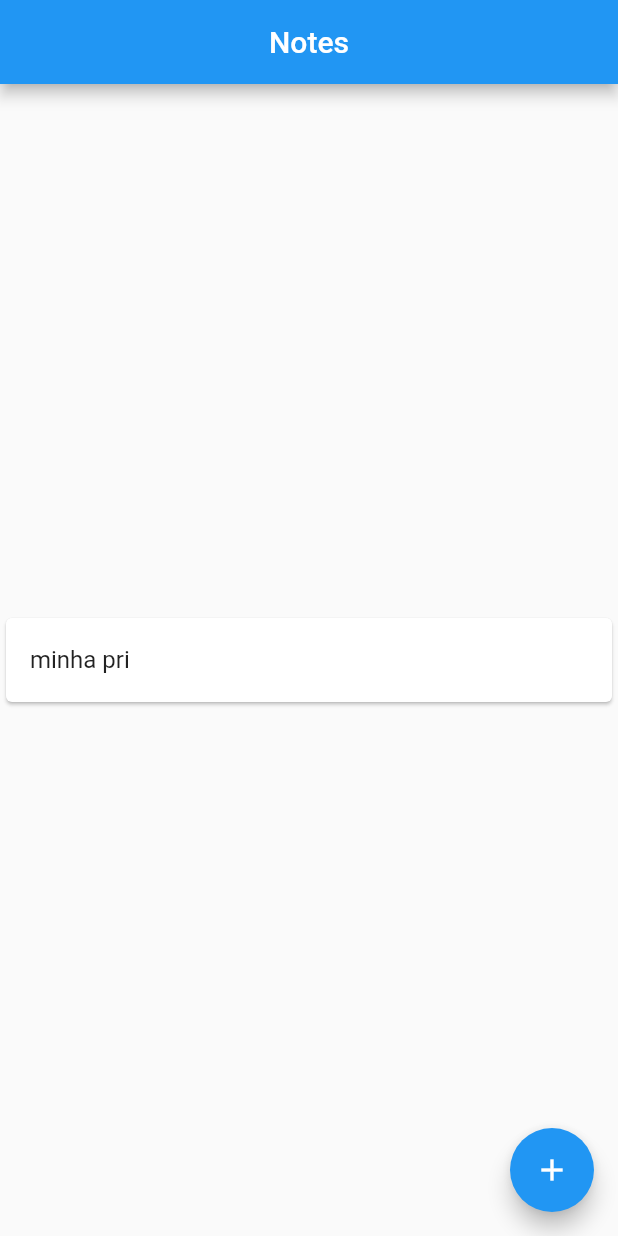
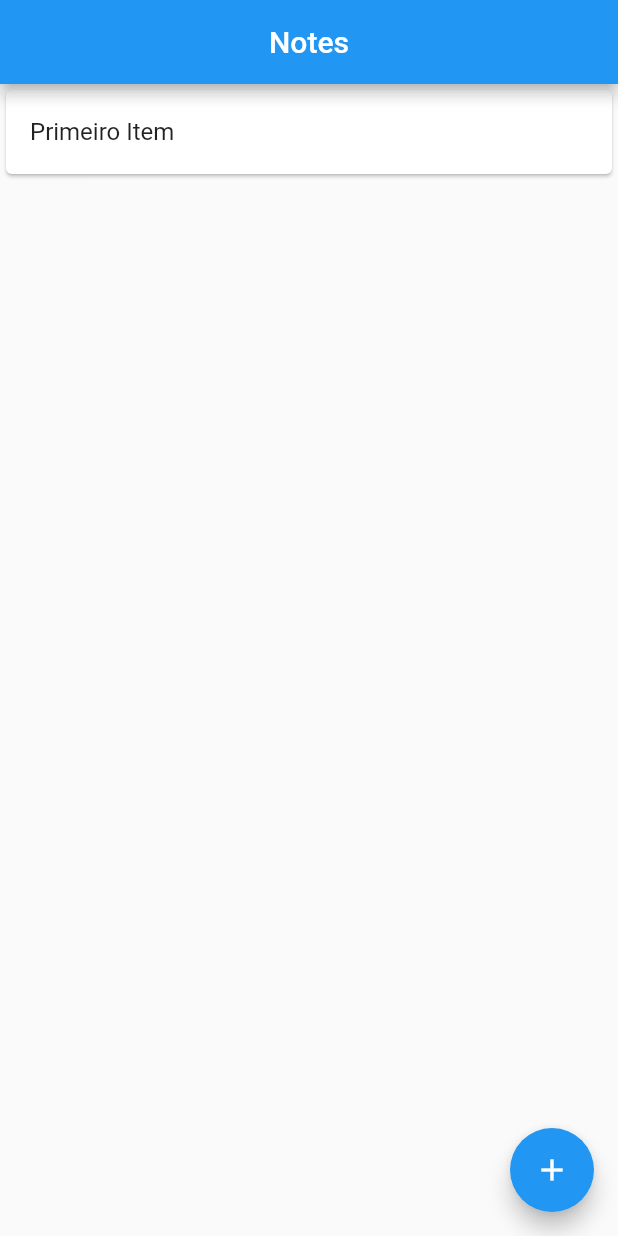
Before and after one commit to moraesnicol/chapter_1_challenge_2, a Flutter app: the screen it shows after launch, on a phone screen of 412 x 824 dp. Run offline on Flutter 3.47's test engine with Material 2 defaults, Android fonts, the phone set to English and light mode, and no system bars.

Commit message:
create_note_page init

```diff
--- /dev/null
+++ b/lib/create_note_page.dart
@@ -0,0 +1,10 @@
+import 'package:flutter/material.dart';
+
+
+
+class CreateNotePage extends StatelessWidget {
+  @override
+  Widget build(BuildContext context) {
+    return Scaffold();
+  }
+}
--- a/lib/home_page.dart
+++ b/lib/home_page.dart
@@ -1,6 +1,13 @@
 import 'package:flutter/material.dart';
 
-class HomePage extends StatelessWidget {
+class HomePage extends StatefulWidget {
+  @override
+  _HomePageState createState() => _HomePageState();
+}
+
+class _HomePageState extends State<HomePage> {
+  var notes = <String>["Primeiro Item"];
+
   @override
   Widget build(BuildContext context) {
     return Scaffold(
@@ -8,17 +15,23 @@ class HomePage extends StatelessWidget {
         title: Text("Notes"),
         centerTitle: true,
       ),
-      body: Center(
-        child: Card(
-          child: ListTile(
-            title: Text("minha pri"),
-          ),
+      body: SingleChildScrollView(
+        child: Column(
+          children: [
+            for (var i = 0; i < notes.length; i++)
+              Card(
+                child: ListTile(
+                  title: Text(notes[i]),
+                ),
+              ),
+          ],
         ),
       ),
       floatingActionButton: FloatingActionButton(
         child: Icon(Icons.add),
         onPressed: () {
-          print("object");
+          notes.add("Item ${notes.length}");
+          setState(() {});
         },
       ),
     );
```
